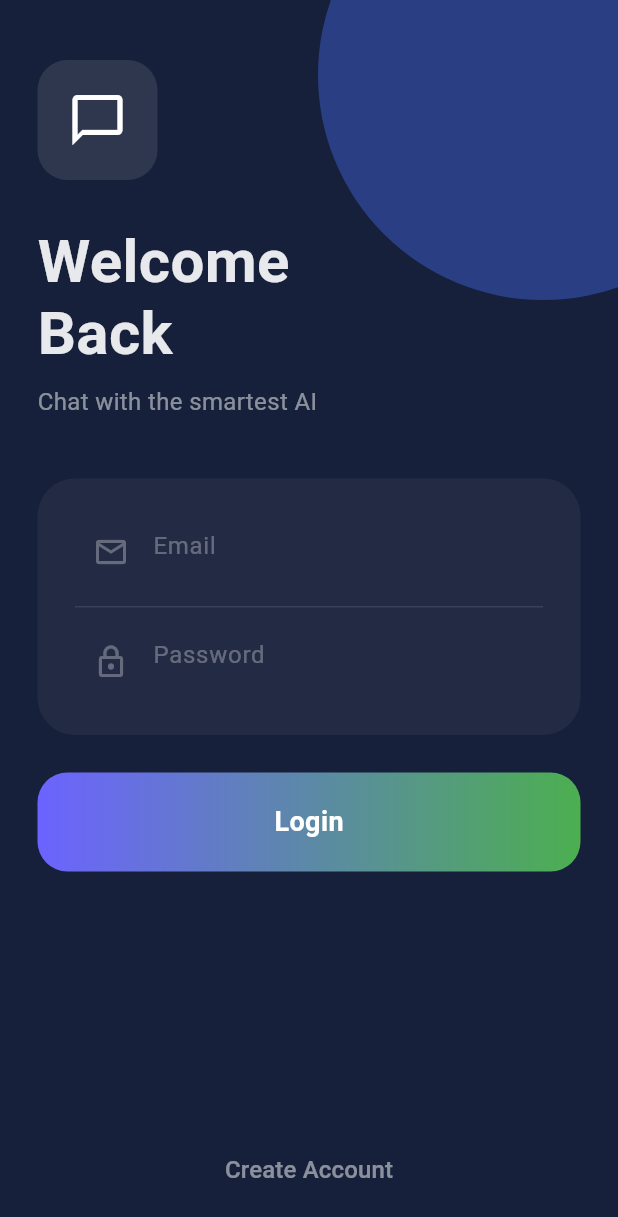
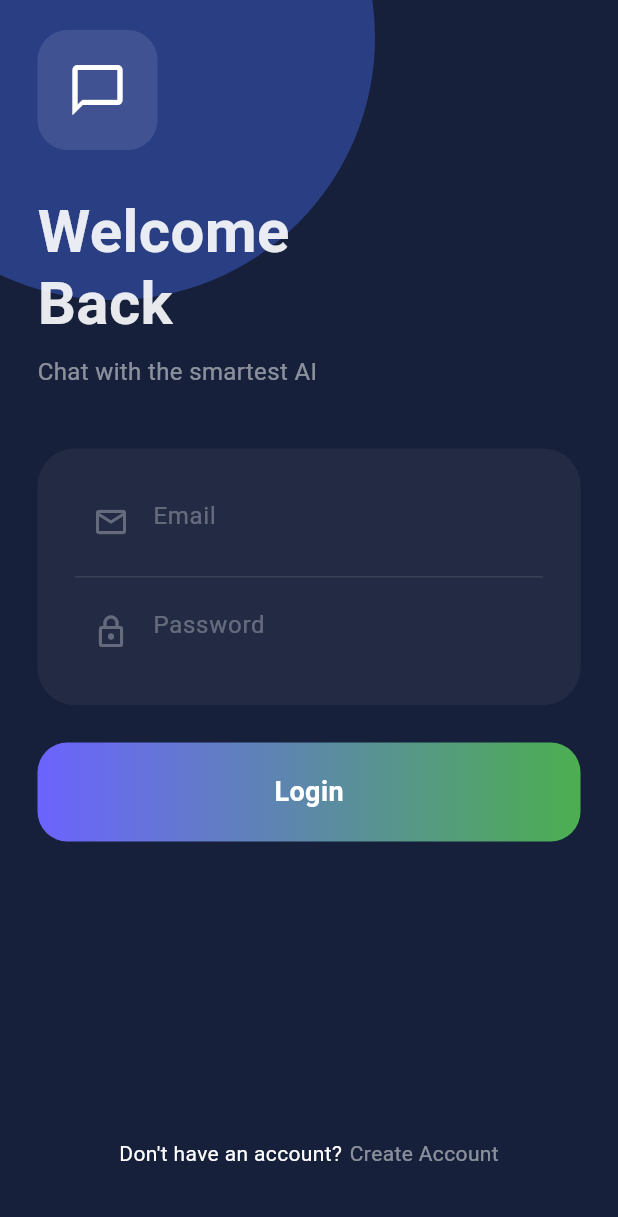
Before and after one commit to moshika38/Ai-Chat-App-with-Flutter, a Flutter app: the screen it shows after launch, on a phone screen of 412 x 824 dp. Shown: the top 1217 px of the screen. Run offline on Flutter 3.47's test engine with Material 3 defaults, Android fonts, the phone set to English and light mode, and no system bars; Roboto replaces fonts that are missing (Poppins).

Commit message:
fix ui errors

```diff
--- a/lib/screens/login_screen.dart
+++ b/lib/screens/login_screen.dart
@@ -12,11 +12,11 @@ class LoginScreen extends StatelessWidget {
       body: Stack(
         children: [
           Positioned(
-            top: -100,
-            right: -100,
+            top: -150,
+            left: -100,
             child: Container(
-              width: 300,
-              height: 300,
+              width: 350,
+              height: 350,
               decoration: const BoxDecoration(
                 shape: BoxShape.circle,
                 color: Color(0xFF2A3E84),
@@ -24,12 +24,15 @@ class LoginScreen extends StatelessWidget {
             ),
           ),
           SafeArea(
+            child: SingleChildScrollView(
               child: Padding(
                 padding: const EdgeInsets.symmetric(horizontal: 25),
                 child: Column(
                   crossAxisAlignment: CrossAxisAlignment.start,
                   children: [
-                  const SizedBox(height: 40),
+                    const SizedBox(height: 20),
+                    Row(
+                      children: [
                         Container(
                           padding: const EdgeInsets.all(20),
                           decoration: BoxDecoration(
@@ -41,6 +44,8 @@ class LoginScreen extends StatelessWidget {
                             size: 40,
                             color: Colors.white,
                           ),
+                        ),
+                      ],
                     ),
                     const SizedBox(height: 30),
                     Text(
@@ -106,7 +111,8 @@ class LoginScreen extends StatelessWidget {
                     GestureDetector(
                       onTap: () => Navigator.pushReplacement(
                         context,
-                      MaterialPageRoute(builder: (context) => const ChatScreen()),
+                        MaterialPageRoute(
+                            builder: (context) => const ChatScreen()),
                       ),
                       child: Container(
                         padding: const EdgeInsets.all(20),
@@ -128,26 +134,34 @@ class LoginScreen extends StatelessWidget {
                         ),
                       ),
                     ),
-                  const Spacer(),
-                  Center(
-                    child: TextButton(
-                      onPressed: () => Navigator.push(
+                    SizedBox(height: MediaQuery.of(context).size.height * 0.24),
+                    GestureDetector(
+                      onTap: () => Navigator.pushReplacement(
                         context,
                         MaterialPageRoute(
-                          builder: (context) => const RegisterScreen(),
+                            builder: (context) => const RegisterScreen()),
+                      ),
+                      child: Row(
+                        mainAxisAlignment: MainAxisAlignment.center,
+                        children: [
+                          const Text(
+                            'Don\'t have an account?',
+                            style: TextStyle(
+                              color: Colors.white,
                             ),
                           ),
-                      child: Text(
+                          const SizedBox(width: 5),
+                          Text(
                             'Create Account',
                             style: TextStyle(
                               color: Colors.white.withOpacity(0.5),
-                          fontSize: 16,
                             ),
                           ),
+                        ],
                       ),
                     ),
-                  const SizedBox(height: 20),
                   ],
+                ),
               ),
             ),
           ),
```
Also changed, not shown: lib/screens/register_screen.dart (+34 -10 lines). Lines whose indentation alone changed are shown as unchanged.
